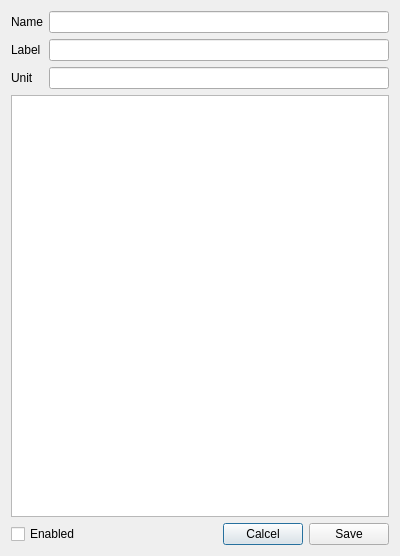
The window that interface/sensordialog.ui (Kuszki/AVR-Monitor) describes before a commit, drawn with Qt 5.
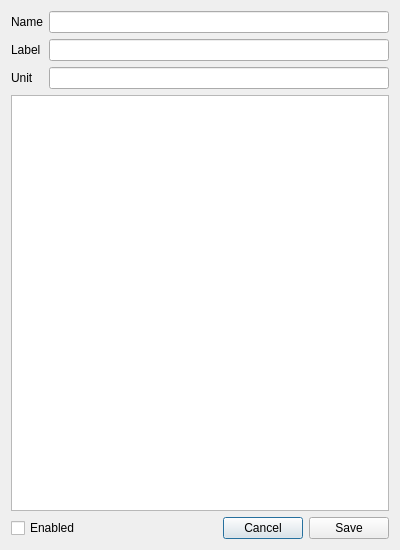
The same window after the commit. Custom widgets are drawn as their Qt base class.

What changed in the file:
```diff
--- a/interface/sensordialog.ui
+++ b/interface/sensordialog.ui
@@ -7,7 +7,7 @@
     <x>0</x>
     <y>0</y>
     <width>400</width>
-    <height>556</height>
+    <height>550</height>
    </rect>
   </property>
   <property name="windowTitle">
@@ -84,7 +84,7 @@
      <item>
       <widget class="QPushButton" name="cancelButton">
        <property name="text">
-        <string>Calcel</string>
+        <string>Cancel</string>
        </property>
       </widget>
      </item>
```
